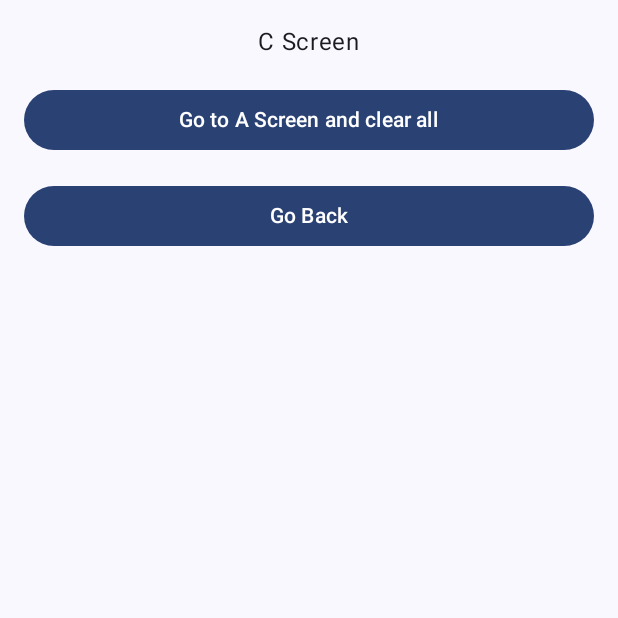
After one commit to blueland99/AndroidComposeNavigationExample, an Android app built with Jetpack Compose: the CScreen screen opened through its navigation route, on a phone screen of 412 x 824 dp, the top half of it. The commit adds this screen. Run offline under Robolectric (Android 15) with nearby library versions, the phone set to English and light mode, and no system bars.

Commit message:
🚀 네비게이션 관련 예제 코드 작성
- 🚀 AScreen, BScreen, CScreen의 네비게이션 구조 추가
- ✨ AScreen에서 BScreen으로 파라미터 전달 기능 구현
- 🔙 CScreen에서 백스택 관리 기능 추가
- 🛠️ Jetpack Compose 네비게이션 의존성 추가

```diff
--- a/app/build.gradle.kts
+++ b/app/build.gradle.kts
@@ -63,4 +63,7 @@ dependencies {
     androidTestImplementation(libs.androidx.ui.test.junit4)
     debugImplementation(libs.androidx.ui.tooling)
     debugImplementation(libs.androidx.ui.test.manifest)
+
+    // Jetpack Compose Navigation 라이브러리
+    implementation(libs.androidx.navigation.compose)
 }
--- a/app/src/main/java/com/blueland/androidcomposenavigation/MainActivity.kt
+++ b/app/src/main/java/com/blueland/androidcomposenavigation/MainActivity.kt
@@ -4,13 +4,12 @@ import android.os.Bundle
 import androidx.activity.ComponentActivity
 import androidx.activity.compose.setContent
 import androidx.activity.enableEdgeToEdge
-import androidx.compose.foundation.layout.fillMaxSize
-import androidx.compose.foundation.layout.padding
-import androidx.compose.material3.Scaffold
 import androidx.compose.material3.Text
 import androidx.compose.runtime.Composable
 import androidx.compose.ui.Modifier
 import androidx.compose.ui.tooling.preview.Preview
+import androidx.navigation.compose.rememberNavController
+import com.blueland.androidcomposenavigation.navigation.AppNavGraph
 import com.blueland.androidcomposenavigation.ui.theme.AndroidComposeNavigationTheme
 
 class MainActivity : ComponentActivity() {
@@ -19,12 +18,8 @@ class MainActivity : ComponentActivity() {
         enableEdgeToEdge()
         setContent {
             AndroidComposeNavigationTheme {
-                Scaffold(modifier = Modifier.fillMaxSize()) { innerPadding ->
-                    Greeting(
-                        name = "Android",
-                        modifier = Modifier.padding(innerPadding)
-                    )
-                }
+                val navController = rememberNavController()
+                AppNavGraph(navController = navController)
             }
         }
     }
--- /dev/null
+++ b/app/src/main/java/com/blueland/androidcomposenavigation/navigation/AppNavGraph.kt
@@ -0,0 +1,43 @@
+package com.blueland.androidcomposenavigation.navigation
+
+import androidx.compose.runtime.Composable
+import androidx.navigation.NavHostController
+import androidx.navigation.NavType
+import androidx.navigation.compose.NavHost
+import androidx.navigation.compose.composable
+import androidx.navigation.navArgument
+import com.blueland.androidcomposenavigation.ui.AScreen
+import com.blueland.androidcomposenavigation.ui.BScreen
+import com.blueland.androidcomposenavigation.ui.CScreen
+
+@Composable
+fun AppNavGraph(navController: NavHostController) {
+    NavHost(navController = navController, startDestination = Route.AScreen.route) {
+        composable(route = Route.AScreen.route) {
+            AScreen(navController = navController)
+        }
+        composable(
+            route = Route.BScreen.route,
+            arguments = listOf(
+                navArgument(NavigationArgs.INT_PARAM) { type = NavType.IntType },
+                navArgument(NavigationArgs.STRING_PARAM) { type = NavType.StringType },
+                navArgument(NavigationArgs.BOOL_PARAM) { type = NavType.BoolType }
+            )
+        ) { backStackEntry ->
+            val intParam = backStackEntry.arguments?.getInt(NavigationArgs.INT_PARAM)
+            val stringParam = backStackEntry.arguments?.getString(NavigationArgs.STRING_PARAM)
+            val boolParam = backStackEntry.arguments?.getBoolean(NavigationArgs.BOOL_PARAM)
+
+            // 매개변수로 BScreen에 값 전달
+            BScreen(
+                navController = navController,
+                intParam = intParam ?: 0,
+                stringParam = stringParam.orEmpty(),
+                boolParam = boolParam ?: false
+            )
+        }
+        composable(route = Route.CScreen.route) {
+            CScreen(navController = navController)
+        }
+    }
+}
--- /dev/null
+++ b/app/src/main/java/com/blueland/androidcomposenavigation/ui/AScreen.kt
@@ -0,0 +1,47 @@
+package com.blueland.androidcomposenavigation.ui
+
+import androidx.compose.foundation.layout.Arrangement
+import androidx.compose.foundation.layout.Column
+import androidx.compose.foundation.layout.fillMaxSize
+import androidx.compose.foundation.layout.fillMaxWidth
+import androidx.compose.foundation.layout.padding
+import androidx.compose.material3.Button
+import androidx.compose.material3.Scaffold
+import androidx.compose.material3.Text
+import androidx.compose.runtime.Composable
+import androidx.compose.ui.Alignment
+import androidx.compose.ui.Modifier
+import androidx.compose.ui.unit.dp
+import androidx.navigation.NavHostController
+import com.blueland.androidcomposenavigation.navigation.Route
+
+@Composable
+fun AScreen(navController: NavHostController) {
+    Scaffold { paddingValues ->
+        Column(
+            modifier = Modifier
+                .padding(paddingValues)
+                .fillMaxSize()
+                .padding(16.dp),
+            horizontalAlignment = Alignment.CenterHorizontally,
+            verticalArrangement = Arrangement.spacedBy(16.dp)
+        ) {
+            Text(text = "A Screen")
+
+            Button(
+                modifier = Modifier.fillMaxWidth(),
+                onClick = {
+                    navController.navigate(
+                        Route.BScreen.createRoute(
+                            intParam = 42,
+                            stringParam = "Hello, B!",
+                            boolParam = true
+                        )
+                    )
+                }
+            ) {
+                Text(text = "Go to B Screen with parameters")
+            }
+        }
+    }
+}
--- /dev/null
+++ b/app/src/main/java/com/blueland/androidcomposenavigation/ui/CScreen.kt
@@ -0,0 +1,50 @@
+package com.blueland.androidcomposenavigation.ui
+
+import androidx.compose.foundation.layout.Arrangement
+import androidx.compose.foundation.layout.Column
+import androidx.compose.foundation.layout.fillMaxSize
+import androidx.compose.foundation.layout.fillMaxWidth
+import androidx.compose.foundation.layout.padding
+import androidx.compose.material3.Button
+import androidx.compose.material3.Scaffold
+import androidx.compose.material3.Text
+import androidx.compose.runtime.Composable
+import androidx.compose.ui.Alignment
+import androidx.compose.ui.Modifier
+import androidx.compose.ui.unit.dp
+import androidx.navigation.NavHostController
+import com.blueland.androidcomposenavigation.navigation.Route
+@Composable
+fun CScreen(navController: NavHostController) {
+    Scaffold { paddingValues ->
+        Column(
+            modifier = Modifier
+                .padding(paddingValues)
+                .fillMaxSize()
+                .padding(16.dp),
+            horizontalAlignment = Alignment.CenterHorizontally,
+            verticalArrangement = Arrangement.spacedBy(16.dp)
+        ) {
+            Text(text = "C Screen")
+
+            Button(
+                modifier = Modifier.fillMaxWidth(),
+                onClick = {
+                    // A 화면으로 돌아가고 모든 백스택을 제거
+                    navController.navigate(Route.AScreen.route) {
+                        popUpTo(Route.AScreen.route) { inclusive = true }
+                    }
+                }
+            ) {
+                Text(text = "Go to A Screen and clear all")
+            }
+
+            Button(
+                modifier = Modifier.fillMaxWidth(),
+                onClick = { navController.navigateUp() }
+            ) {
+                Text(text = "Go Back")
+            }
+        }
+    }
+}
--- a/gradle/libs.versions.toml
+++ b/gradle/libs.versions.toml
@@ -8,6 +8,7 @@ espressoCore = "3.6.1"
 lifecycleRuntimeKtx = "2.8.6"
 activityCompose = "1.9.2"
 composeBom = "2024.04.01"
+navigationCompose = "2.8.2"
 
 [libraries]
 androidx-core-ktx = { group = "androidx.core", name = "core-ktx", version.ref = "coreKtx" }
@@ -24,6 +25,7 @@ androidx-ui-tooling-preview = { group = "androidx.compose.ui", name = "ui-toolin
 androidx-ui-test-manifest = { group = "androidx.compose.ui", name = "ui-test-manifest" }
 androidx-ui-test-junit4 = { group = "androidx.compose.ui", name = "ui-test-junit4" }
 androidx-material3 = { group = "androidx.compose.material3", name = "material3" }
+androidx-navigation-compose = { module = "androidx.navigation:navigation-compose", version.ref = "navigationCompose" }
 
 [plugins]
 android-application = { id = "com.android.application", version.ref = "agp" }
```
Also changed, not shown: app/src/main/java/com/blueland/androidcomposenavigation/navigation/Route.kt (added, +20 -0 lines), app/src/main/java/com/blueland/androidcomposenavigation/ui/BScreen.kt (added, +56 -0 lines), 1 other file.
